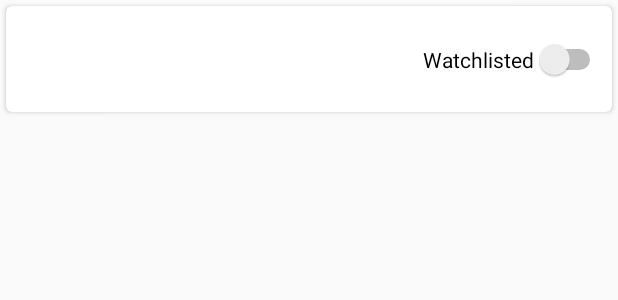
After one commit to jshaner/buffy, an Android app: the layout item_movie.xml on its own in the app's theme, with its tools: preview values and no code run, on a phone screen of 412 x 824 dp. The commit adds this screen. Shown: the top 300 px of the screen. Run offline under Robolectric (Android 15) with nearby library versions, the phone set to English and light mode, and no system bars.

Commit message:
Completed round trip for title search.

```diff
--- a/app/src/main/AndroidManifest.xml
+++ b/app/src/main/AndroidManifest.xml
@@ -1,6 +1,8 @@
 <?xml version="1.0" encoding="utf-8"?>
 <manifest xmlns:android="http://schemas.android.com/apk/res/android"
   package="edu.cnm.deepdive.buffy">
+
+    <uses-permission android:name="android.permission.INTERNET"/>
 
     <application
       android:allowBackup="false"
--- a/app/src/main/res/layout/fragment_search.xml
+++ b/app/src/main/res/layout/fragment_search.xml
@@ -34,6 +34,8 @@
     android:id="@+id/search_results"
     android:layout_width="0dp"
     android:layout_height="0dp"
+    android:orientation="vertical"
+    app:layoutManager="androidx.recyclerview.widget.LinearLayoutManager"
     app:layout_constraintTop_toBottomOf="@id/search_field"
     app:layout_constraintStart_toStartOf="parent"
     app:layout_constraintBottom_toBottomOf="parent"
--- /dev/null
+++ b/app/src/main/res/layout/item_movie.xml
@@ -0,0 +1,47 @@
+<?xml version="1.0" encoding="utf-8"?>
+<androidx.cardview.widget.CardView
+  xmlns:android="http://schemas.android.com/apk/res/android"
+  android:layout_width="match_parent"
+  android:layout_height="wrap_content"
+  xmlns:app="http://schemas.android.com/apk/res-auto"
+  android:layout_margin="4dp"
+  app:cardCornerRadius="4dp">
+
+  <androidx.constraintlayout.widget.ConstraintLayout
+    android:layout_width="match_parent"
+    android:layout_height="wrap_content"
+    android:padding="4dp"
+    android:background="?android:attr/selectableItemBackground">
+
+    <TextView
+      android:id="@+id/title"
+      android:layout_width="wrap_content"
+      android:layout_height="wrap_content"
+      android:textSize="20sp"
+      app:layout_constraintTop_toTopOf="parent"
+      app:layout_constraintStart_toStartOf="parent"
+      android:layout_margin="8dp"/>
+
+    <TextView
+      android:id="@+id/link"
+      android:layout_width="wrap_content"
+      android:layout_height="wrap_content"
+      android:autoLink="web"
+      app:layout_constraintTop_toBottomOf="@id/title"
+      app:layout_constraintStart_toStartOf="parent"
+      android:layout_margin="8dp"/>
+
+    <Switch
+      android:id="@+id/watchlisted"
+      android:layout_width="wrap_content"
+      android:layout_height="wrap_content"
+      android:text="Watchlisted"
+      app:layout_constraintEnd_toEndOf="parent"
+      app:layout_constraintTop_toTopOf="parent"
+      app:layout_constraintBottom_toBottomOf="parent"/>
+
+
+
+  </androidx.constraintlayout.widget.ConstraintLayout>
+
+</androidx.cardview.widget.CardView>
--- a/app/src/main/res/values/strings.xml
+++ b/app/src/main/res/values/strings.xml
@@ -23,6 +23,9 @@
   <string name="sign_out">Sign out</string>
   <string name="buffy_find_my_movie">Buffy, Find My Movie</string>
   <string name="add_to_watchlist">Add To Watchlist</string>
+  <string name="link_pattern"><![CDATA[
+  <a href="%1$s">%1$s</a>
+  ]]></string>
 
   <!-- TODO: Remove or change this placeholder text -->
   <string name="hello_blank_fragment">Hello blank fragment</string>
```
Also changed, not shown: app/src/main/java/edu/cnm/deepdive/buffy/controller/SearchFragment.java (+6 -2 lines), app/src/main/java/edu/cnm/deepdive/buffy/controller/SearchResultFragment.java (+10 -1 lines), app/src/main/java/edu/cnm/deepdive/buffy/model/entity/Movie.java (+10 -0 lines), app/src/main/java/edu/cnm/deepdive/buffy/view/SearchResultAdapter.java (+70 -5 lines), app/src/main/java/edu/cnm/deepdive/buffy/viewmodel/SearchResultViewModel.java (added, +14 -0 lines), 1 other file.
